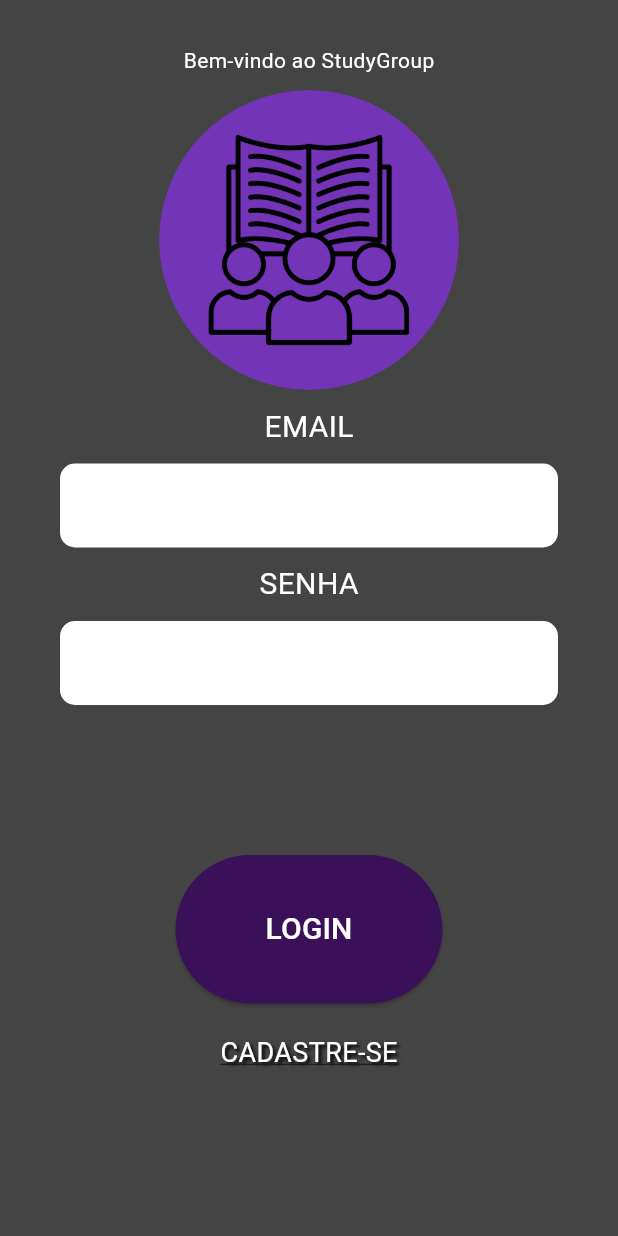
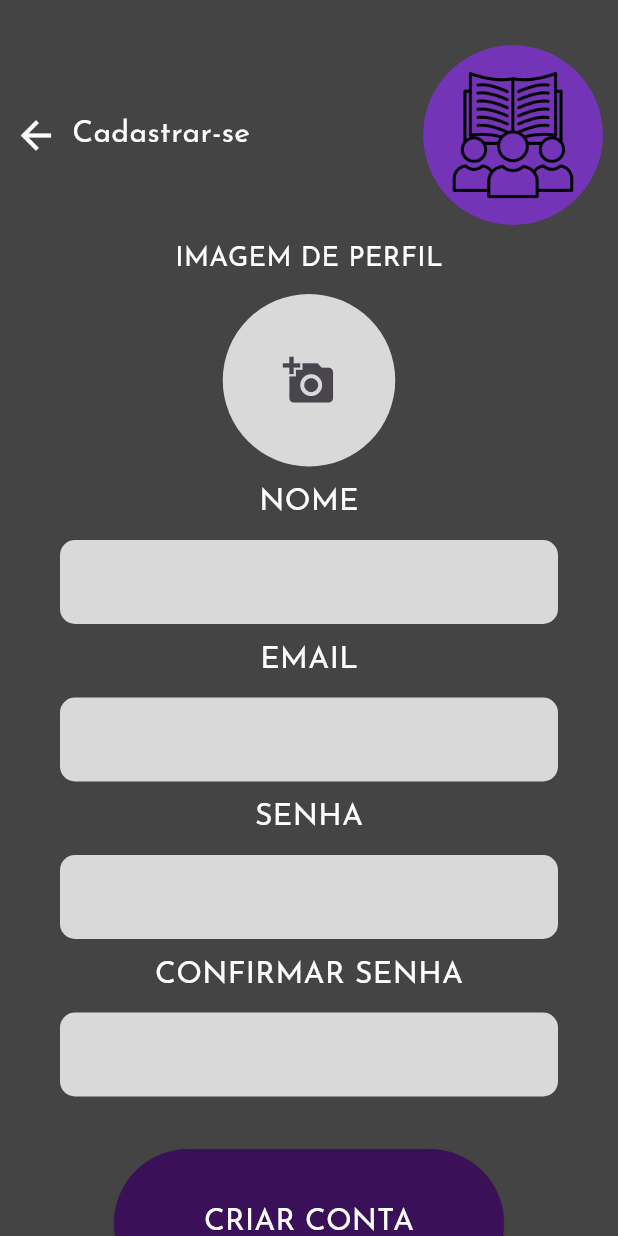
Before and after one commit to Italloprog/TCC-StudyGroup, a Flutter app: the screen it shows after launch, after a tap on "CADASTRE-SE", on a phone screen of 412 x 824 dp. Run offline on Flutter 3.47's test engine with Material 3 defaults, Android fonts, the phone set to English and light mode, and no system bars; our stand-ins replace image_picker.

Commit message:
tela de cadastro e pagina principal

```diff
--- a/frontend/study_group/lib/main.dart
+++ b/frontend/study_group/lib/main.dart
@@ -1,5 +1,7 @@
 import 'package:flutter/material.dart';
+import 'package:study_group/views/pages/cadastro.dart';
 import 'package:study_group/views/pages/login.dart';
+import 'package:study_group/views/pages/pagina_inicial.dart';
 
 void main() {
   runApp(const MyApp());
@@ -13,7 +15,7 @@ class MyApp extends StatelessWidget {
       title: 'Study Group',
       themeMode: ThemeMode.dark,
       theme: ThemeData(
-
+        fontFamily: 'Josefin',
         colorScheme: ColorScheme.fromSeed(seedColor: Colors.deepPurple),
         useMaterial3: true,
         scaffoldBackgroundColor: const Color.fromARGB(255, 68, 68, 68),
@@ -21,6 +23,12 @@ class MyApp extends StatelessWidget {
           bodyLarge: TextStyle(color: Colors.white),
           bodyMedium: TextStyle(color: Colors.white),
           bodySmall: TextStyle(color: Colors.white),
+          titleLarge: TextStyle(color: Colors.white),
+          titleMedium: TextStyle(color: Colors.white),
+          titleSmall: TextStyle(color: Colors.white),
+          labelMedium: TextStyle(color: Colors.white),
+          labelSmall: TextStyle(color: Colors.white),
+          labelLarge: TextStyle(color: Colors.white),
         ),
       ),
       debugShowCheckedModeBanner: false,
@@ -28,6 +36,8 @@ class MyApp extends StatelessWidget {
       initialRoute: '/login',
       routes: {
         '/login' : (context) => const LoginPage(),
+        '/cadastro' : (context) => const CadastroPage(),
+        '/pagina_inicial' : (context) => const PaginaInicial(),
       },
 
     );
--- /dev/null
+++ b/frontend/study_group/lib/views/pages/cadastro.dart
@@ -0,0 +1,97 @@
+import 'dart:io';
+
+import 'package:flutter/material.dart';
+import 'package:image_picker/image_picker.dart';
+import 'package:study_group/views/widgets/botao.dart';
+import 'package:study_group/views/widgets/campo_texto.dart';
+
+class CadastroPage extends StatefulWidget {
+  const CadastroPage({super.key});
+
+  @override
+  State<CadastroPage> createState() => _CadastroPageState();
+}
+
+class _CadastroPageState extends State<CadastroPage> {
+  File? _imagem;
+  final TextEditingController _nomeController = TextEditingController();
+  final TextEditingController _emailController = TextEditingController();
+  final TextEditingController _senhaController = TextEditingController();
+  final TextEditingController _confirmaSenhaController = TextEditingController();
+
+  Future<void> _pegarImagemDaGaleria() async {
+    final XFile? imagemSelecionada = await ImagePicker().pickImage(source: ImageSource.gallery);
+
+    if (imagemSelecionada != null) {
+      setState(() {
+        _imagem = File(imagemSelecionada.path);
+      });
+    }
+  }
+
+  @override
+  Widget build(BuildContext context) {
+    return Scaffold(
+      body: Padding(
+        padding: const EdgeInsets.only(top: 20),
+        child: Center(
+          child: Column(
+            children: [
+              Row(
+                children: [
+                  IconButton(
+                    onPressed: (){
+                      Navigator.pop(context);
+                      },
+                    icon: Icon(Icons.arrow_back, color: Colors.white, size: 30,),
+                    ),
+                  Text('Cadastrar-se', style: TextStyle(fontSize: 20),),
+                  Spacer(),
+                  Container(
+                    margin: const EdgeInsets.all(10),
+                    width: 120,
+                    height: 120,
+                    child: ClipOval(
+                      child: Image.asset('lib/assets/iconeApp2.png'),
+                    ),
+                  ),
+                ],
+              ),
+              Text('IMAGEM DE PERFIL',style: TextStyle(fontSize: 18),),
+              SizedBox(
+                height: 10,
+              ),
+              IconButton(onPressed: (){},
+               icon: Icon(Icons.add_a_photo),
+               style: ButtonStyle(
+                backgroundColor: WidgetStateProperty.all(Color.fromARGB(255, 217, 217, 217)),
+                padding: WidgetStateProperty.all(EdgeInsets.all(40)),
+
+                iconSize: WidgetStatePropertyAll(35)
+                ),
+              ),
+              SizedBox(
+                height: 10,
+              ),
+
+              CampoTexto(controller: _nomeController,label: 'NOME'),
+              CampoTexto(controller: _emailController,label: 'EMAIL'),
+              CampoTexto(controller: _senhaController,label: 'SENHA'),
+              CampoTexto(controller: _confirmaSenhaController,label: 'CONFIRMAR SENHA'),
+
+              SizedBox(
+                height: 25,
+              ),
+
+              Botao(
+                label: 'CRIAR CONTA',
+                onPressed: (){
+                  Navigator.pushNamed(context, '/login');
+              }),
+            ],
+          ),
+        ),
+      ),
+    );
+  }
+}
--- a/frontend/study_group/lib/views/pages/login.dart
+++ b/frontend/study_group/lib/views/pages/login.dart
@@ -21,7 +21,7 @@ class _LoginPageState extends State<LoginPage> {
         child: Center(
           child: Column(
             children: [
-              Text('Bem-vindo ao StudyGroup'),
+              Text('Bem-vindo ao StudyGroup', style: TextStyle(fontSize: 20),),
               Container(
                 margin: EdgeInsets.all(10),
                 width: 200,
@@ -37,14 +37,16 @@ class _LoginPageState extends State<LoginPage> {
                 height: 90,
               ),
 
-              Botao(label: 'LOGIN', onPressed: (){}),
+              Botao(label: 'LOGIN', onPressed: (){Navigator.pushNamed(context, '/pagina_inicial');},),
 
               SizedBox(
                 height: 20,
               ),
 
               InkWell(
-                onTap: (){},
+                onTap: (){
+                  Navigator.pushNamed(context, '/cadastro');
+                },
                 child: Text('CADASTRE-SE',
                 style: TextStyle(
                   fontSize: 18,
--- a/frontend/study_group/lib/views/widgets/campo_texto.dart
+++ b/frontend/study_group/lib/views/widgets/campo_texto.dart
@@ -24,7 +24,7 @@ class _CampoTextoState extends State<CampoTexto> {
               style: const TextStyle(color: Color.fromARGB(255, 0, 0, 0)),
               decoration: InputDecoration(
                 filled: true,
-                fillColor: const Color.fromARGB(255, 255, 255, 255),
+                fillColor: const Color.fromARGB(255, 217, 217, 217),
                 border: const OutlineInputBorder(
                   borderRadius: BorderRadius.all(Radius.circular(10)),
                   borderSide: BorderSide.none,
```
Also changed, not shown: frontend/study_group/lib/views/pages/pagina_inicial.dart (added, +45 -0 lines), frontend/study_group/lib/views/widgets/scafolld_base.dart (+16 -2 lines), frontend/study_group/pubspec.yaml (+5 -5 lines), frontend/study_group/lib/assets/JosefinSans-Regular.ttf (added), frontend/study_group/pubspec.lock, 6 other files.
